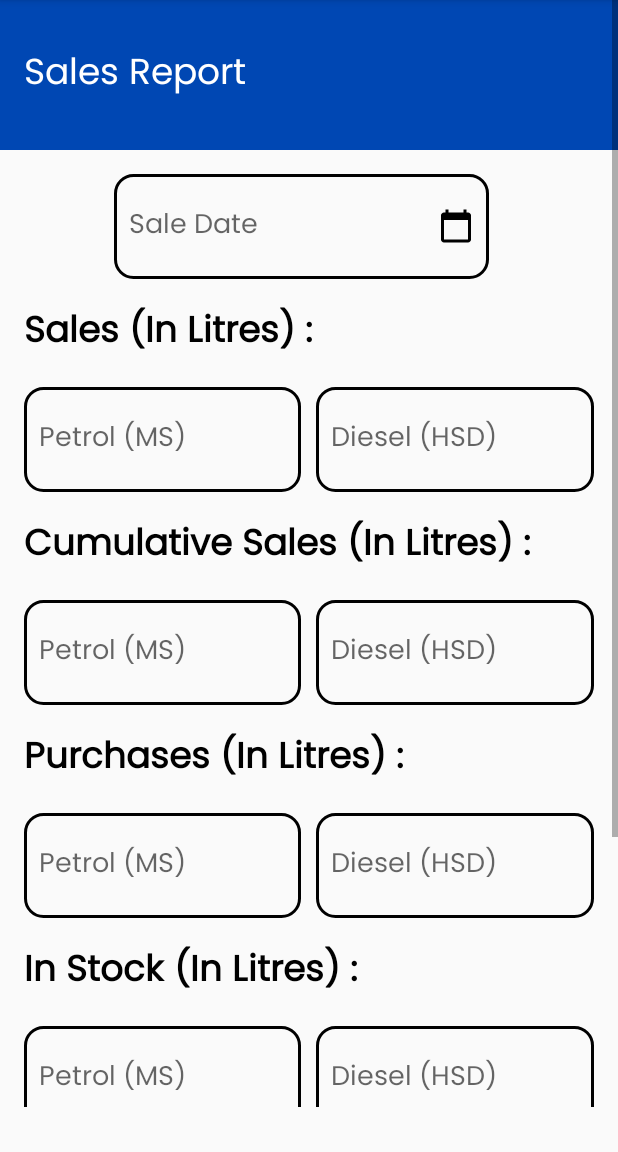
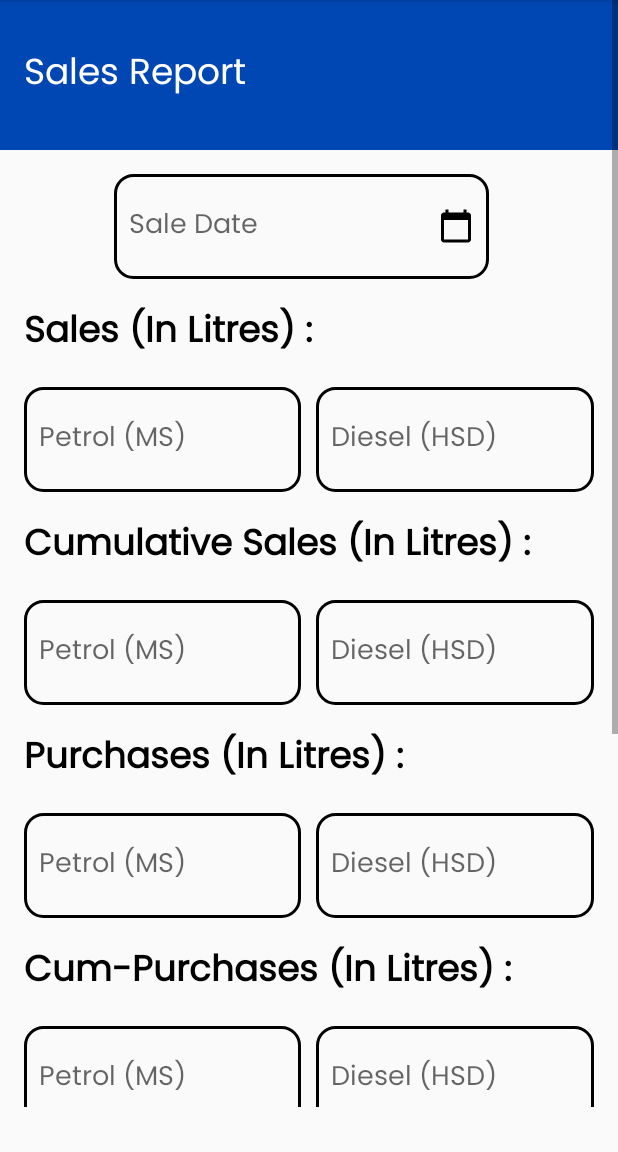
Before and after one commit to saravana6788/DailyGasSalesTracker, an Android app: the DailySalesFragment screen opened through its navigation route, on a phone screen of 412 x 824 dp, the part 84-1236 px from its top. Run offline under Robolectric (Android 15) with nearby library versions, the phone set to English and light mode, and no system bars; our stand-ins replace navigation-ui; Roboto replaces fonts that are not available here.

Commit message:
Added new field for Cumulative Purchase

```diff
--- a/app/src/main/java/com/example/eptraders/DailySalesFragment.kt
+++ b/app/src/main/java/com/example/eptraders/DailySalesFragment.kt
@@ -93,6 +93,8 @@ class DailySalesFragment : Fragment() {
             val hsdCumulativeSalesInLitres = binding.cumulativeDieselSales.text
             val msTodayPurchase = binding.petrolPurchase.text
             val hsdTodayPurchase = binding.dieselPurchase.text
+            val msCumPurchase = binding.cumulativePetrolPurchase.text
+            val hsdCumPurchase = binding.cumulativeDieselPurchase.text
             val msAvailableStock = binding.inStockPetrol.text
             val hsdAvailableStock = binding.inStockDiesel.text
             val msRate = binding.petrolPrice.text
@@ -116,6 +118,10 @@ class DailySalesFragment : Fragment() {
                 "*Purchase in Litres:*\n" +
                 "\n" +
                 "MS : ${msTodayPurchase}\t\tHSD : ${hsdTodayPurchase}\n" +
+                "\n" +
+                "*Cumulative Purchase in Litres:*\n" +
+                "\n" +
+                "MS : ${msCumPurchase}\t\tHSD : ${hsdCumPurchase}\n" +
                 "\n" +
                 "*Total Available Stock:*\n" +
                 "\n" +
--- a/app/src/main/res/layout/fragment_second.xml
+++ b/app/src/main/res/layout/fragment_second.xml
@@ -28,7 +28,7 @@
                 android:paddingStart="16dp"
                 android:paddingTop="30dp"
                 android:paddingBottom="30dp"
-                android:text="Sales Report"
+                android:text="@string/sales_report_title"
                 android:fontFamily="@font/poppins"
                 android:textColor="@color/cardview_light_background"
                 android:textSize="24dp"
@@ -43,7 +43,7 @@
                 android:layout_marginTop="20dp"
                 android:layout_marginEnd="25dp"
                 android:background="@color/blue"
-                android:text="Send Status"
+                android:text="@string/send_status_button_text"
                 android:textColor="#FFFFFF"
                 android:textStyle="bold"
                 app:layout_constraintBottom_toBottomOf="parent"
@@ -69,7 +69,7 @@
                     android:layout_marginEnd="10dp"
                     android:layout_weight="1"
                     android:background="@drawable/edit_text_border"
-                    android:hint="Petrol (MS)"
+                    android:hint="@string/text_field_petrol_ms_text"
                     android:inputType="numberDecimal"
                     android:fontFamily="@font/poppins"
                     android:textColor="@color/black"
@@ -81,7 +81,7 @@
                     android:layout_height="@dimen/text_field_height"
                     android:layout_weight="1"
                     android:background="@drawable/edit_text_border"
-                    android:hint="Diesel (HSD)"
+                    android:hint="@string/text_field_diesel_hsd_hint"
                     android:inputType="numberDecimal"
                     android:fontFamily="@font/poppins"
                     android:textColor="@color/black"
@@ -106,7 +106,7 @@
                     android:layout_marginEnd="10dp"
                     android:layout_weight="1"
                     android:background="@drawable/edit_text_border"
-                    android:hint="Petrol (MS)"
+                    android:hint="@string/text_field_petrol_ms_text"
                     android:inputType="numberDecimal"
                     android:fontFamily="@font/poppins"
                     android:textColor="@color/black"
@@ -118,7 +118,7 @@
                     android:layout_height="@dimen/text_field_height"
                     android:layout_weight="1"
                     android:background="@drawable/edit_text_border"
-                    android:hint="Diesel (HSD)"
+                    android:hint="@string/text_field_diesel_hsd_hint"
                     android:inputType="numberDecimal"
                     android:fontFamily="@font/poppins"
                     android:textColor="@color/black"
@@ -126,7 +126,7 @@
             </LinearLayout>
 
             <LinearLayout
-                android:id="@+id/cumulative_purchase_layout"
+                android:id="@+id/today_purchase_layout"
                 android:layout_width="match_parent"
                 android:layout_height="wrap_content"
                 android:layout_marginStart="16dp"
@@ -143,7 +143,7 @@
                     android:layout_marginEnd="10dp"
                     android:layout_weight="1"
                     android:background="@drawable/edit_text_border"
-                    android:hint="Petrol (MS)"
+                    android:hint="@string/text_field_petrol_ms_text"
                     android:inputType="numberDecimal"
                     android:fontFamily="@font/poppins"
                     android:textColor="@color/black"
@@ -155,7 +155,44 @@
                     android:layout_height="@dimen/text_field_height"
                     android:layout_weight="1"
                     android:background="@drawable/edit_text_border"
-                    android:hint="Diesel (HSD)"
+                    android:hint="@string/text_field_diesel_hsd_hint"
+                    android:inputType="numberDecimal"
+                    android:fontFamily="@font/poppins"
+                    android:textColor="@color/black"
+                    android:padding="10dp" />
+            </LinearLayout>
+
+            <LinearLayout
+                android:id="@+id/cumulative_purchase_layout"
+                android:layout_width="match_parent"
+                android:layout_height="wrap_content"
+                android:layout_marginStart="16dp"
+                android:layout_marginTop="16dp"
+                android:layout_marginEnd="16dp"
+                android:orientation="horizontal"
+                app:layout_constraintStart_toStartOf="parent"
+                app:layout_constraintTop_toBottomOf="@id/cumulative_purchase_quantity_title">
+
+                <EditText
+                    android:id="@+id/cumulative_petrol_purchase"
+                    android:layout_width="100dp"
+                    android:layout_height="@dimen/text_field_height"
+                    android:layout_marginEnd="10dp"
+                    android:layout_weight="1"
+                    android:background="@drawable/edit_text_border"
+                    android:hint="@string/text_field_petrol_ms_text"
+                    android:inputType="numberDecimal"
+                    android:fontFamily="@font/poppins"
+                    android:textColor="@color/black"
+                    android:padding="10dp" />
+
+                <EditText
+                    android:id="@+id/cumulative_diesel_purchase"
+                    android:layout_width="100dp"
+                    android:layout_height="@dimen/text_field_height"
+                    android:layout_weight="1"
+                    android:background="@drawable/edit_text_border"
+                    android:hint="@string/text_field_diesel_hsd_hint"
                     android:inputType="numberDecimal"
                     android:fontFamily="@font/poppins"
                     android:textColor="@color/black"
@@ -180,7 +217,7 @@
                     android:layout_marginEnd="10dp"
                     android:layout_weight="1"
                     android:background="@drawable/edit_text_border"
-                    android:hint="Petrol (MS)"
+                    android:hint="@string/text_field_petrol_ms_text"
                     android:inputType="numberDecimal"
                     android:textColor="@color/black"
                     android:fontFamily="@font/poppins"
@@ -193,7 +230,7 @@
                     android:layout_weight="1"
                     android:textColor="@color/black"
                     android:background="@drawable/edit_text_border"
-                    android:hint="Diesel (HSD)"
+                    android:hint="@string/text_field_diesel_hsd_hint"
                     android:inputType="numberDecimal"
                     android:fontFamily="@font/poppins"
                     android:padding="10dp" />
@@ -219,7 +256,7 @@
                     android:layout_weight="1"
                     android:focusable="true"
                     android:background="@drawable/edit_text_border"
-                    android:hint="Petrol (MS)"
+                    android:hint="@string/text_field_petrol_ms_text"
                     android:inputType="numberDecimal"
                     android:fontFamily="@font/poppins"
                     android:padding="10dp" />
@@ -233,7 +270,7 @@
                     android:focusable="true"
                     android:inputType="numberDecimal"
                     android:fontFamily="@font/poppins"
-                    android:hint="Diesel (HSD)"
+                    android:hint="@string/text_field_diesel_hsd_hint"
                     android:padding="10dp" />
             </LinearLayout>
 
@@ -256,8 +293,7 @@
                     android:layout_height="@dimen/text_field_height"
                     android:layout_marginEnd="10dp"
                     android:background="@drawable/edit_text_border"
-                    android:hint="Sale Date"
-                    android:inputType="none"
+                    android:hint="@string/sale_date_title_text"
                     android:focusable="false"
                     android:clickable="true"
                     android:fontFamily="@font/poppins"
@@ -274,9 +310,9 @@
                 android:layout_height="wrap_content"
                 android:layout_marginStart="16dp"
                 android:layout_marginTop="16dp"
-                android:text="Sales (In Litres) :"
+                android:text="@string/sales_in_litres_title_text"
                 android:textStyle="bold"
-                android:textSize="24dp"
+                android:textSize="24sp"
                 android:fontFamily="@font/poppins"
                 android:textColor="@color/black"
                 app:layout_constraintStart_toStartOf="parent"
@@ -288,8 +324,8 @@
                 android:layout_height="wrap_content"
                 android:layout_marginStart="16dp"
                 android:layout_marginTop="16dp"
-                android:text="Cumulative Sales (In Litres) :"
-                android:textSize="24dp"
+                android:text="@string/cumulative_sales_in_litres_title_text"
+                android:textSize="24sp"
                 android:textStyle="bold"
                 android:fontFamily="@font/poppins"
                 android:textColor="@color/black"
@@ -302,8 +338,8 @@
                 android:layout_height="wrap_content"
                 android:layout_marginStart="16dp"
                 android:layout_marginTop="16dp"
-                android:text="Purchases (In Litres) :"
-                android:textSize="24dp"
+                android:text="@string/purchases_in_litres_title_text"
+                android:textSize="24sp"
                 android:fontFamily="@font/poppins"
                 android:textStyle="bold"
                 android:textColor="@color/black"
@@ -311,13 +347,27 @@
                 app:layout_constraintTop_toBottomOf="@id/cumulative_sales_layout" />
 
             <TextView
+                android:id="@+id/cumulative_purchase_quantity_title"
+                android:layout_width="wrap_content"
+                android:layout_height="wrap_content"
+                android:layout_marginStart="16dp"
+                android:layout_marginTop="16dp"
+                android:text="@string/cumulative_purchases_in_litres_title_text"
+                android:textSize="24sp"
+                android:fontFamily="@font/poppins"
+                android:textStyle="bold"
+                android:textColor="@color/black"
+                app:layout_constraintStart_toStartOf="parent"
+                app:layout_constraintTop_toBottomOf="@id/today_purchase_layout" />
+
+            <TextView
                 android:id="@+id/in_stock_title"
                 android:layout_width="wrap_content"
                 android:layout_height="wrap_content"
                 android:layout_marginStart="16dp"
                 android:layout_marginTop="16dp"
-                android:text="In Stock (In Litres) :"
-                android:textSize="24dp"
+                android:text="@string/in_stock_in_litres_title_text"
+                android:textSize="24sp"
                 android:fontFamily="@font/poppins"
                 android:textStyle="bold"
                 android:textColor="@color/black"
@@ -330,8 +380,8 @@
                 android:layout_height="wrap_content"
                 android:layout_marginStart="16dp"
                 android:layout_marginTop="16dp"
-                android:text="Today Price (In Rupees) :"
-                android:textSize="24dp"
+                android:text="@string/today_price_in_rupees_title_text"
+                android:textSize="24sp"
                 android:textStyle="bold"
                 android:fontFamily="@font/poppins"
                 android:textColor="@color/black"
```
Also changed, not shown: app/src/main/res/values/strings.xml (+11 -36 lines).
